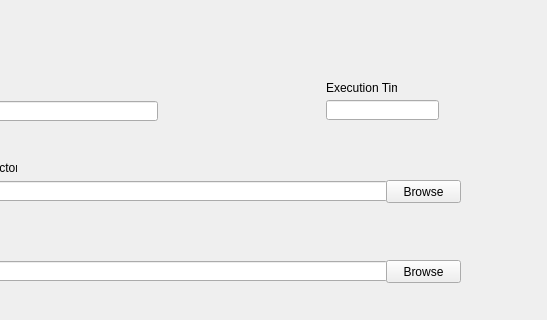
Qt form InstaGrader/createnewquiz.ui (AcademyAutograder/Autograder-0.1) before a commit; both pictures show x 184 to 731 and y 0 to 320 of the 731 by 420 pixel window.
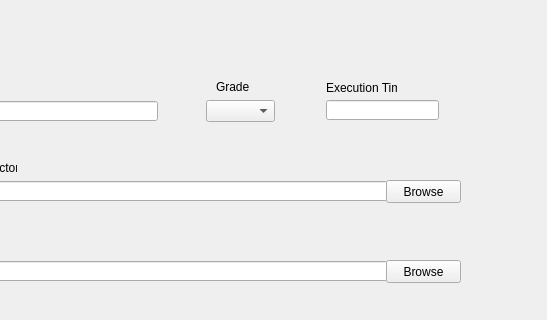
The same form after that commit.

Diff of the .ui file:
```diff
--- a/InstaGrader/createnewquiz.ui
+++ b/InstaGrader/createnewquiz.ui
@@ -218,6 +218,29 @@
     <string>Execution Time </string>
    </property>
   </widget>
+  <widget class="QComboBox" name="comboBox">
+   <property name="geometry">
+    <rect>
+     <x>390</x>
+     <y>100</y>
+     <width>69</width>
+     <height>22</height>
+    </rect>
+   </property>
+  </widget>
+  <widget class="QLabel" name="label_2">
+   <property name="geometry">
+    <rect>
+     <x>400</x>
+     <y>80</y>
+     <width>46</width>
+     <height>13</height>
+    </rect>
+   </property>
+   <property name="text">
+    <string>Grade</string>
+   </property>
+  </widget>
  </widget>
  <resources/>
  <connections/>
```
